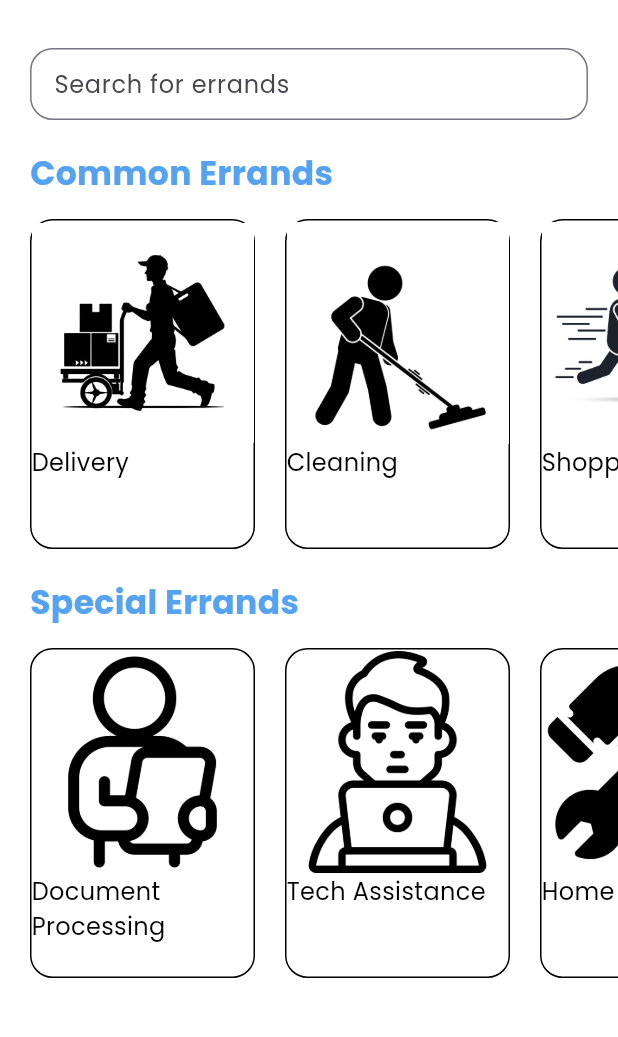
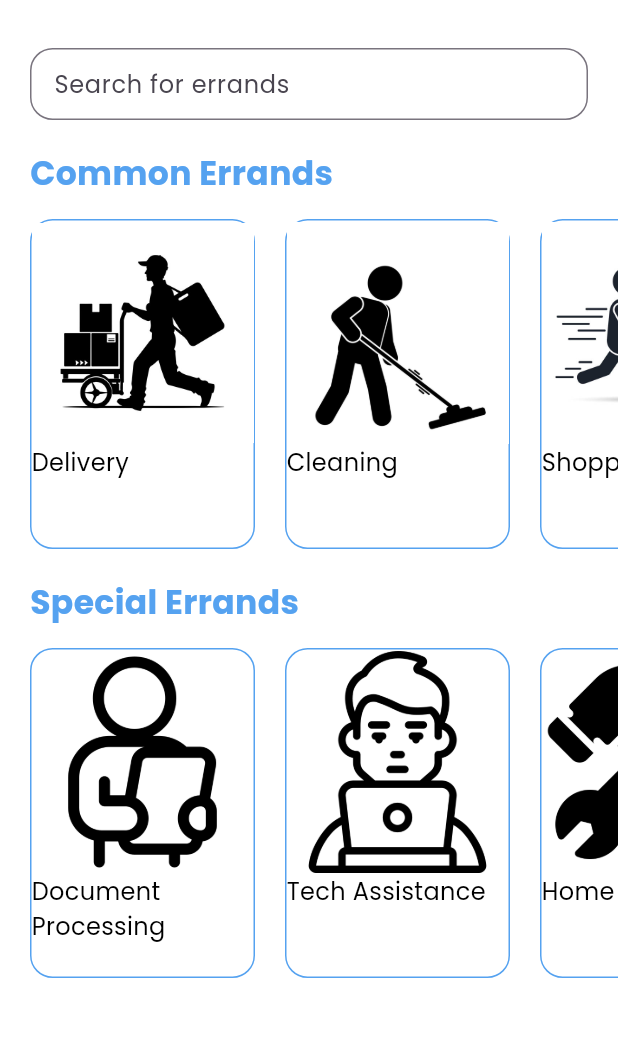
Before and after one commit to z-akiii/MyKuya, a Flutter app: the HomePage screen opened directly, on a phone screen of 412 x 824 dp, the part 66-1103 px from its top. Run offline on Flutter 3.47's test engine with Material 3 defaults, Android fonts, the phone set to English and light mode, and no system bars.

```diff
--- a/lib/screens/home_page.dart
+++ b/lib/screens/home_page.dart
@@ -90,7 +90,7 @@ class _HomePageState extends State<HomePage> {
                       width: 150,
                       decoration: BoxDecoration(
                         borderRadius: BorderRadius.circular(15),
-                        border: Border.all(color: Colors.black)
+                        border: Border.all(color: Color(0xFF55A2F0))
                       ),
                       child: Column(
                         crossAxisAlignment: CrossAxisAlignment.start,
@@ -152,7 +152,7 @@ class _HomePageState extends State<HomePage> {
                       width: 150,
                       decoration: BoxDecoration(
                         borderRadius: BorderRadius.circular(15),
-                        border: Border.all(color: Colors.black)
+                        border: Border.all(color: Color(0xFF55A2F0))
                       ),
                       child: Column(
                         crossAxisAlignment: CrossAxisAlignment.start,
--- a/lib/screens/login.dart
+++ b/lib/screens/login.dart
@@ -1,4 +1,5 @@
 import 'package:flutter/material.dart';
+import 'package:mykuya/screens/layout.dart';
 import 'package:mykuya/screens/register.dart';
 import 'package:mykuya/screens/home_page.dart';
 
@@ -87,7 +88,7 @@ class _LoginScreenState extends State<LoginScreen> {
               child: ElevatedButton(
                 onPressed: () {
                       Navigator.push(context,
-                     MaterialPageRoute(builder: (context) => HomePage()),
+                     MaterialPageRoute(builder: (context) => Layout()),
                     );
                 },
                 style: ElevatedButton.styleFrom(
```
Also changed, not shown: 2 other files.
